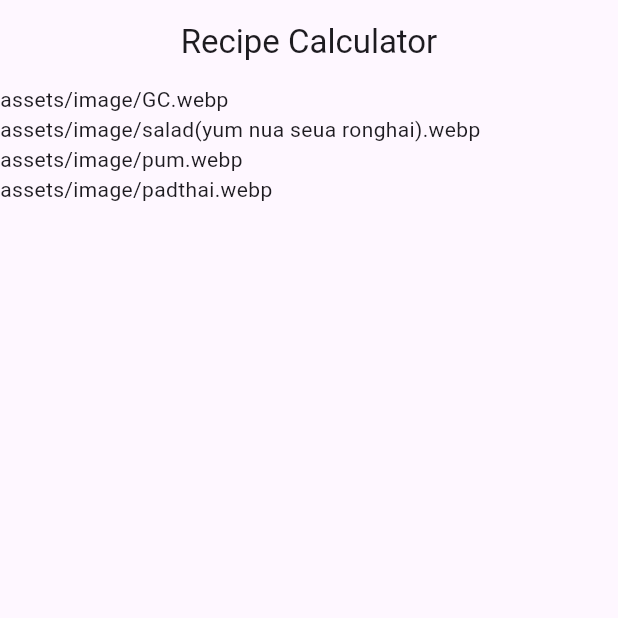
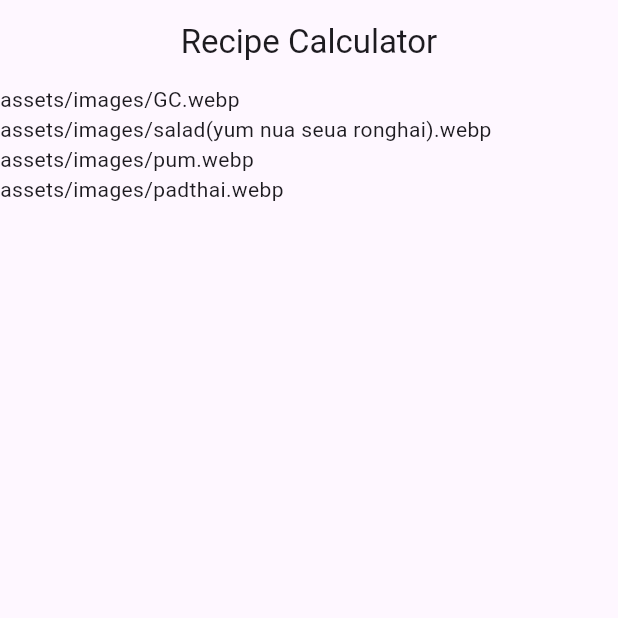
Before and after one commit to Mini1ce/myapp, a Flutter app: the screen it shows after launch, on a phone screen of 412 x 824 dp, the top half of it. Run offline on Flutter 3.47's test engine with Material 3 defaults, Android fonts, the phone set to English and light mode, and no system bars.

Commit message:
RecipeListDesign

```diff
--- a/lib/main.dart
+++ b/lib/main.dart
@@ -49,13 +49,11 @@ class _MyHomePageState extends State<MyHomePage> {
     return Scaffold(
       appBar: AppBar(title: Text(widget.title)),
       body: SafeArea(
-        child: Container(
-          child: ListView.builder(
-            itemBuilder: (BuildContext context, int index) {
-              return Text(Recipe.samples[index].imgLabel);
-            },
-            itemCount: Recipe.samples.length
-          ),
+        child: ListView.builder(
+          itemBuilder: (BuildContext context, int index) {
+            return Text(Recipe.samples[index].imgLabel);
+          },
+          itemCount: Recipe.samples.length
         ),
       ),
     );
--- a/lib/model/recipe.dart
+++ b/lib/model/recipe.dart
@@ -5,9 +5,9 @@ class Recipe {
   Recipe(this.imgLabel , this.imageUrl);
 
 static List<Recipe> samples =[
-Recipe('assets/image/GC.webp', 'Perk up your midweek meal with flaky chunks of fish cooked in creamy coconut milk and mild Thai green curry paste, ready in just 10 minutes.'),
-Recipe('assets/image/salad(yum nua seua ronghai).webp', 'Crying tiger beef salad (yum nua seua rong hai)'),
-Recipe('assets/image/pum.webp', 'Make the most of seasonal pumpkins or butternut squash in this Thai curry, flavoured with dill, fish sauce and homemade red and green chilli paste.'),
-Recipe('assets/image/padthai.webp', 'Pad Thai'),
+Recipe('assets/images/GC.webp', 'Perk up your midweek meal with flaky chunks of fish cooked in creamy coconut milk and mild Thai green curry paste, ready in just 10 minutes.'),
+Recipe('assets/images/salad(yum nua seua ronghai).webp', 'Crying tiger beef salad (yum nua seua rong hai)'),
+Recipe('assets/images/pum.webp', 'Make the most of seasonal pumpkins or butternut squash in this Thai curry, flavoured with dill, fish sauce and homemade red and green chilli paste.'),
+Recipe('assets/images/padthai.webp', 'Pad Thai'),
 ];
 }
--- a/pubspec.yaml
+++ b/pubspec.yaml
@@ -59,7 +59,7 @@ flutter:
 
   # To add assets to your application, add an assets section, like this:
   assets:
-    android/assets/imaage
+   - android/assets/images/
 
   # An image asset can refer to one or more resolution-specific "variants", see
   # https://flutter.dev/to/resolution-aware-images
```
Also changed, not shown: 8 other files.
